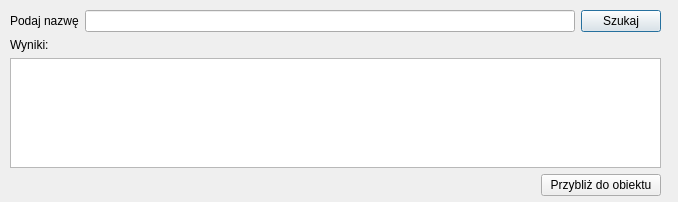
This is prng_tool.ui in GIAPspzoo/GIAP_PolaMap_lite as Qt 5 draws it before an edit. The edited form follows.
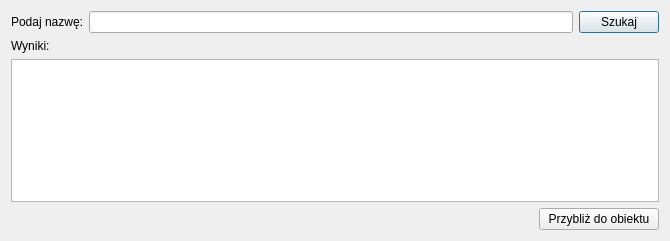
This is the edited form.

Diff of the .ui file:
```diff
--- a/prng_tool.ui
+++ b/prng_tool.ui
@@ -6,32 +6,34 @@
    <rect>
     <x>0</x>
     <y>0</y>
-    <width>678</width>
-    <height>202</height>
+    <width>670</width>
+    <height>241</height>
    </rect>
   </property>
+  <property name="sizePolicy">
+   <sizepolicy hsizetype="Expanding" vsizetype="Expanding">
+    <horstretch>0</horstretch>
+    <verstretch>0</verstretch>
+   </sizepolicy>
+  </property>
   <property name="windowTitle">
    <string>Wyszukaj obiekt z PRNG</string>
   </property>
   <property name="windowOpacity">
    <double>0.000000000000000</double>
   </property>
-  <widget class="QWidget" name="verticalLayoutWidget">
-   <property name="geometry">
-    <rect>
-     <x>10</x>
-     <y>10</y>
-     <width>651</width>
-     <height>186</height>
-    </rect>
-   </property>
+  <layout class="QGridLayout" name="gridLayout">
+   <item row="0" column="0">
    <layout class="QVBoxLayout" name="verticalLayout_2">
+     <property name="sizeConstraint">
+      <enum>QLayout::SetDefaultConstraint</enum>
+     </property>
     <item>
      <layout class="QHBoxLayout" name="horizontalLayout">
       <item>
        <widget class="QLabel" name="label">
         <property name="text">
-         <string>Podaj nazwę</string>
+          <string>Podaj nazwę:</string>
         </property>
        </widget>
       </item>
@@ -75,7 +77,8 @@
      </widget>
     </item>
    </layout>
-  </widget>
+   </item>
+  </layout>
  </widget>
  <resources/>
  <connections/>
```
Lines whose indentation alone changed are shown as unchanged.
